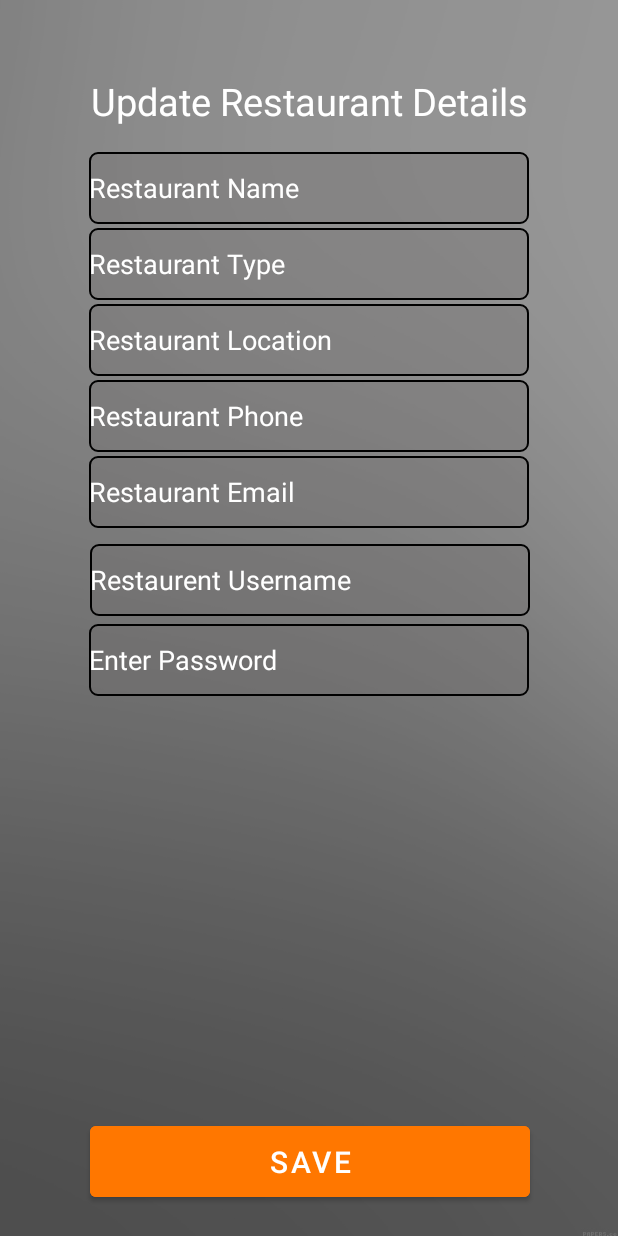
After one commit to Randula98/Y2S2-Foodi-MAD-Project, an Android app: the layout activity_restaurant_update.xml on its own in the app's theme, with its tools: preview values and no code run, on a phone screen of 412 x 824 dp. The commit adds this screen. Run offline under Robolectric (Android 15) with nearby library versions, the phone set to English and light mode, and no system bars.

Commit message:
Restaurant Update implemented

```diff
--- /dev/null
+++ b/app/src/main/res/layout/activity_restaurant_update.xml
@@ -0,0 +1,166 @@
+<?xml version="1.0" encoding="utf-8"?>
+<LinearLayout xmlns:android="http://schemas.android.com/apk/res/android"
+    xmlns:app="http://schemas.android.com/apk/res-auto"
+    xmlns:tools="http://schemas.android.com/tools"
+    android:layout_width="match_parent"
+    android:layout_height="match_parent"
+    android:background="@drawable/bg"
+    android:visibility="visible">
+
+    <androidx.constraintlayout.widget.ConstraintLayout
+        android:layout_width="match_parent"
+        android:layout_height="match_parent"
+        android:background="#44FFFFFF"
+        android:orientation="vertical"
+        android:padding="10dp">
+
+        <TextView
+            android:id="@+id/txt_View"
+            android:layout_width="343dp"
+            android:layout_height="67dp"
+            android:layout_marginTop="24dp"
+            android:drawablePadding="10dp"
+            android:gravity="center"
+            android:text="Update Restaurant Details"
+            android:textColor="@color/white"
+            android:textSize="25dp"
+            app:layout_constraintEnd_toEndOf="parent"
+            app:layout_constraintStart_toStartOf="parent"
+            app:layout_constraintTop_toTopOf="parent" />
+
+        <EditText
+            android:id="@+id/resname"
+            android:layout_width="293dp"
+            android:layout_height="48dp"
+            android:layout_marginBottom="1dp"
+            android:background="@drawable/edit_text_border"
+            android:textColorHint="@color/white"
+            android:ems="10"
+            android:hint="@string/res_name"
+            android:importantForAutofill="no"
+            android:inputType="textPersonName"
+            app:layout_constraintBottom_toTopOf="@+id/restype"
+            app:layout_constraintEnd_toEndOf="parent"
+            app:layout_constraintStart_toStartOf="parent"
+            app:layout_constraintTop_toBottomOf="@+id/txt_View"
+            app:layout_constraintVertical_bias="0.0" />
+
+        <EditText
+            android:id="@+id/restype"
+            android:layout_width="293dp"
+            android:layout_height="48dp"
+            android:layout_marginTop="1dp"
+            android:layout_marginBottom="1dp"
+            android:background="@drawable/edit_text_border"
+            android:textColorHint="@color/white"
+            android:ems="10"
+            android:hint="@string/res_type"
+            android:importantForAutofill="no"
+            android:inputType="textPersonName"
+            app:layout_constraintBottom_toTopOf="@+id/resloc"
+            app:layout_constraintEnd_toEndOf="parent"
+            app:layout_constraintStart_toStartOf="parent"
+            app:layout_constraintTop_toBottomOf="@+id/resname" />
+
+        <EditText
+            android:id="@+id/resloc"
+            android:layout_width="293dp"
+            android:layout_height="48dp"
+            android:layout_marginTop="1dp"
+            android:layout_marginBottom="1dp"
+            android:background="@drawable/edit_text_border"
+            android:textColorHint="@color/white"
+            android:ems="10"
+            android:hint="@string/res_loc"
+            android:importantForAutofill="no"
+            android:inputType="textPersonName"
+            app:layout_constraintBottom_toTopOf="@+id/resphone"
+            app:layout_constraintEnd_toEndOf="parent"
+            app:layout_constraintStart_toStartOf="parent"
+            app:layout_constraintTop_toBottomOf="@+id/restype" />
+
+        <EditText
+            android:id="@+id/resphone"
+            android:layout_width="293dp"
+            android:layout_height="48dp"
+            android:layout_marginTop="1dp"
+            android:layout_marginBottom="1dp"
+            android:background="@drawable/edit_text_border"
+            android:textColorHint="@color/white"
+            android:ems="10"
+            android:hint="@string/res_phone"
+            android:importantForAutofill="no"
+            android:inputType="textPersonName"
+            app:layout_constraintBottom_toTopOf="@+id/resemail"
+            app:layout_constraintEnd_toEndOf="parent"
+            app:layout_constraintStart_toStartOf="parent"
+            app:layout_constraintTop_toBottomOf="@+id/resloc" />
+
+        <EditText
+            android:id="@+id/resemail"
+            android:layout_width="293dp"
+            android:layout_height="48dp"
+            android:layout_marginTop="1dp"
+            android:layout_marginBottom="5dp"
+            android:background="@drawable/edit_text_border"
+            android:ems="10"
+            android:hint="@string/res_email"
+            android:importantForAutofill="no"
+            android:inputType="textEmailAddress"
+            android:textColorHint="@color/white"
+            app:layout_constraintBottom_toTopOf="@+id/resun"
+            app:layout_constraintEnd_toEndOf="parent"
+            app:layout_constraintStart_toStartOf="parent"
+            app:layout_constraintTop_toBottomOf="@+id/resphone" />
+
+        <EditText
+            android:id="@+id/resun"
+            android:layout_width="293dp"
+            android:layout_height="48dp"
+            android:layout_marginTop="5dp"
+            android:layout_marginBottom="5dp"
+            android:background="@drawable/edit_text_border"
+            android:ems="10"
+            android:hint="@string/enter_res_uname"
+            android:importantForAutofill="no"
+            android:inputType="textEmailAddress"
+            android:textColorHint="@color/white"
+            app:layout_constraintBottom_toTopOf="@+id/respw"
+            app:layout_constraintEnd_toEndOf="parent"
+            app:layout_constraintHorizontal_bias="0.508"
+            app:layout_constraintStart_toStartOf="parent"
+            app:layout_constraintTop_toBottomOf="@+id/resemail" />
+
+        <EditText
+            android:id="@+id/respw"
+            android:layout_width="293dp"
+            android:layout_height="48dp"
+            android:layout_marginTop="5dp"
+            android:layout_marginBottom="1dp"
+            android:background="@drawable/edit_text_border"
+            android:ems="10"
+            android:hint="@string/enter_pass"
+            android:importantForAutofill="no"
+            android:inputType="textPersonName"
+            android:textColorHint="@color/white"
+            app:layout_constraintEnd_toEndOf="parent"
+            app:layout_constraintStart_toStartOf="parent"
+            app:layout_constraintTop_toBottomOf="@+id/resun" />
+
+
+
+        <Button
+            android:id="@+id/btnsave"
+            android:layout_width="293dp"
+            android:layout_height="59dp"
+            android:layout_marginBottom="10dp"
+            android:backgroundTint="@color/btn_orange"
+            android:text="Save"
+            android:textSize="20dp"
+            app:layout_constraintBottom_toBottomOf="parent"
+            app:layout_constraintEnd_toEndOf="parent"
+            app:layout_constraintHorizontal_bias="0.508"
+            app:layout_constraintStart_toStartOf="parent" />
+
+    </androidx.constraintlayout.widget.ConstraintLayout>
+</LinearLayout>
--- a/app/src/main/res/values/strings.xml
+++ b/app/src/main/res/values/strings.xml
@@ -138,7 +138,8 @@
     <string name="Track_My_Delivery">Track My Delivery  -></string>
     <string name="Save">Save</string>
     <string name="Delivered">Delivered</string>
-
+    <string name="txt_View">Update Restaurant Details</string>
+    <string name="btnsave">SAVE</string>
     <string name="Edit_your_feedback_hear">Edit your feedback hear</string>
 
 </resources>
```
